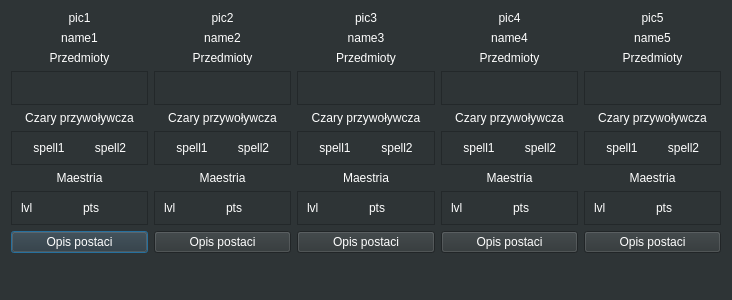
Above: enemy_window.ui from pszelew/LolWATCHER before the change. Below: the same form after it.
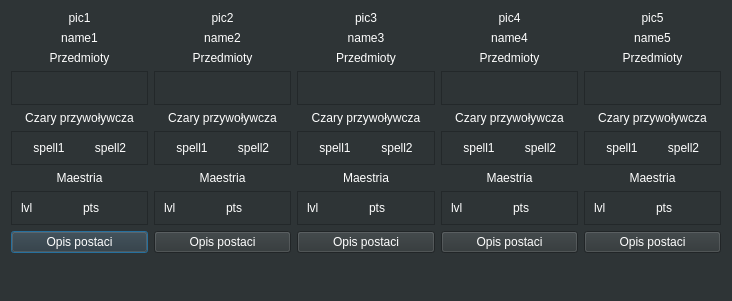
That is the form after the change. Icons and pictures are not drawn.

The edit to the form file:
```diff
--- a/enemy_window.ui
+++ b/enemy_window.ui
@@ -7,7 +7,7 @@
     <x>0</x>
     <y>0</y>
     <width>732</width>
-    <height>300</height>
+    <height>301</height>
    </rect>
   </property>
   <property name="palette">
```
Left out of the diff: 8 changed lines with no effect on the pictures.
